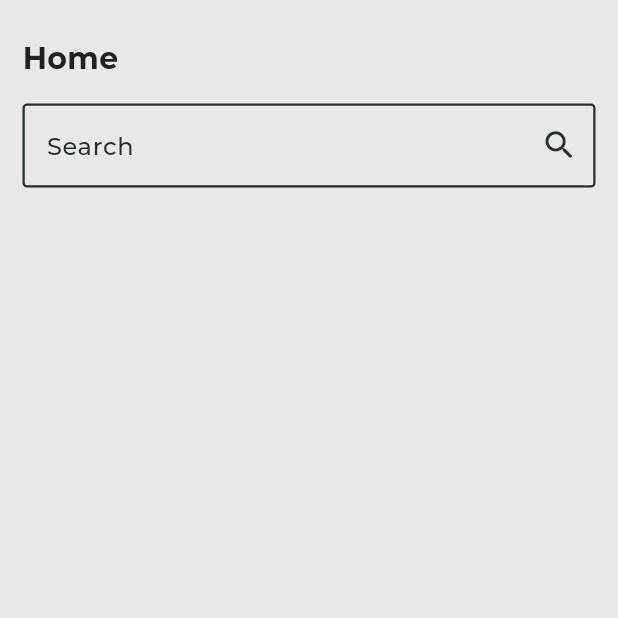
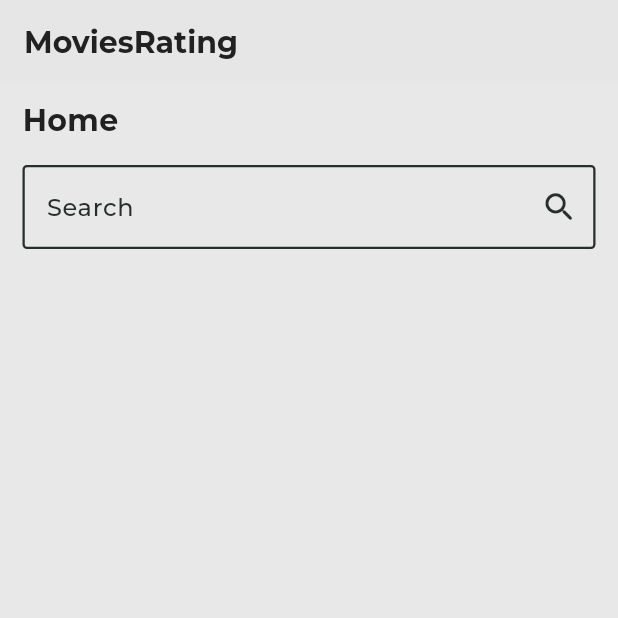
Before and after one commit to manthanarekar/MoviesSearch, a Flutter app: the screen it shows after launch, on a phone screen of 412 x 824 dp, the top half of it. Run offline on Flutter 3.47's test engine with Material 3 defaults, Android fonts, the light colour scheme and no system bars; our stand-ins replace google_fonts; network calls fail.

Commit message:
Final Commit

```diff
--- a/lib/api/popular_movies.dart
+++ b/lib/api/popular_movies.dart
@@ -34,6 +34,8 @@ class PopularMoviesGetData {
           ));
         }
       }
+    } else {
+      print('Not Geting Output.. PopularMoviesAPi ${response.statusCode}');
     }
   }
 }
--- a/lib/elements/main_home.dart
+++ b/lib/elements/main_home.dart
@@ -22,6 +22,7 @@ class _MainHomeState extends State<MainHome> {
   @override
   void initState() {
     super.initState();
+
     MyController.addListener(_onSearchChanged);
   }
 
@@ -44,11 +45,11 @@ class _MainHomeState extends State<MainHome> {
   @override
   Widget build(BuildContext context) {
     return Padding(
-      padding: const EdgeInsets.only(top: 25, left: 15, right: 15, bottom: 10),
+      padding: const EdgeInsets.only(top: 10, left: 15, right: 15, bottom: 10),
       child: Column(
         crossAxisAlignment: CrossAxisAlignment.start,
         children: [
-          HeadText(),
+          HeadText('Home'),
           const SizedBox(height: 15),
           TextField(
             controller: MyController,
@@ -78,6 +79,9 @@ class _MainHomeState extends State<MainHome> {
           ),
           const SizedBox(height: 20),
           Expanded(
+            child: MediaQuery.removePadding(
+              context: context,
+              removeTop: true,
               child: ListView.builder(
                 itemCount: MyController.text.isEmpty
                     ? PopularMoviesGetData.popularMovies.length
@@ -101,6 +105,7 @@ class _MainHomeState extends State<MainHome> {
                     return const SizedBox();
                   }
                 },
+              ),
             ),
           ),
         ],
@@ -146,7 +151,6 @@ class _MainHomeState extends State<MainHome> {
                                 child: TitleText(ShowMovies[index].name)),
                           ],
                         ),
-                        const SizedBox(height: 5),
                         GenresText(ShowMovies[index].genres),
                         const SizedBox(height: 10),
                         RatingContainer(
--- a/lib/main.dart
+++ b/lib/main.dart
@@ -2,10 +2,10 @@ import 'package:flutter/material.dart';
 import 'package:nicc/api/popular_movies.dart';
 import 'package:nicc/colors/colors.dart';
 import 'package:nicc/elements/main_home.dart';
+import 'package:nicc/widget/text_fields.dart';
 
-void main() async {
-  await PopularMoviesGetData().fetchNowPlayingMovies();
-  runApp(Home());
+void main() {
+  runApp(const Home());
 }
 
 class Home extends StatefulWidget {
@@ -16,15 +16,39 @@ class Home extends StatefulWidget {
 }
 
 class _HomeState extends State<Home> {
+  bool isLoading = true;
+
+  @override
+  void initState() {
+    super.initState();
+    _fetchMovies();
+  }
+
+  Future<void> _fetchMovies() async {
+    try {
+      await PopularMoviesGetData().fetchNowPlayingMovies();
+    } catch (e) {
+      print("Error fetching movies: $e");
+    } finally {
+      setState(() {
+        isLoading = false;
+      });
+    }
+  }
+
   @override
   Widget build(BuildContext context) {
-    double screenwidth = MediaQuery.of(context).size.width;
-    print(screenwidth);
-    return const MaterialApp(
+    return MaterialApp(
       debugShowCheckedModeBanner: false,
       home: Scaffold(
+        appBar: AppBar(
+            backgroundColor: AppColors.Grey,
+            elevation: 0,
+            title: HeadText('MoviesRating')),
         backgroundColor: AppColors.Grey,
-        body: MainHome(),
+        body: isLoading
+            ? const Center(child: CircularProgressIndicator())
+            : const MainHome(),
       ),
     );
   }
--- a/lib/widget/text_fields.dart
+++ b/lib/widget/text_fields.dart
@@ -5,8 +5,8 @@ import 'package:google_fonts/google_fonts.dart';
 import 'package:nicc/api/genres.dart';
 import 'package:nicc/colors/colors.dart';
 
-Text HeadText() => Text(
-      'Home',
+Text HeadText(String input) => Text(
+      input.toString(),
       style: GoogleFonts.montserrat(
           textStyle: const TextStyle(
               fontSize: 20,
```
Lines whose indentation alone changed are shown as unchanged.
